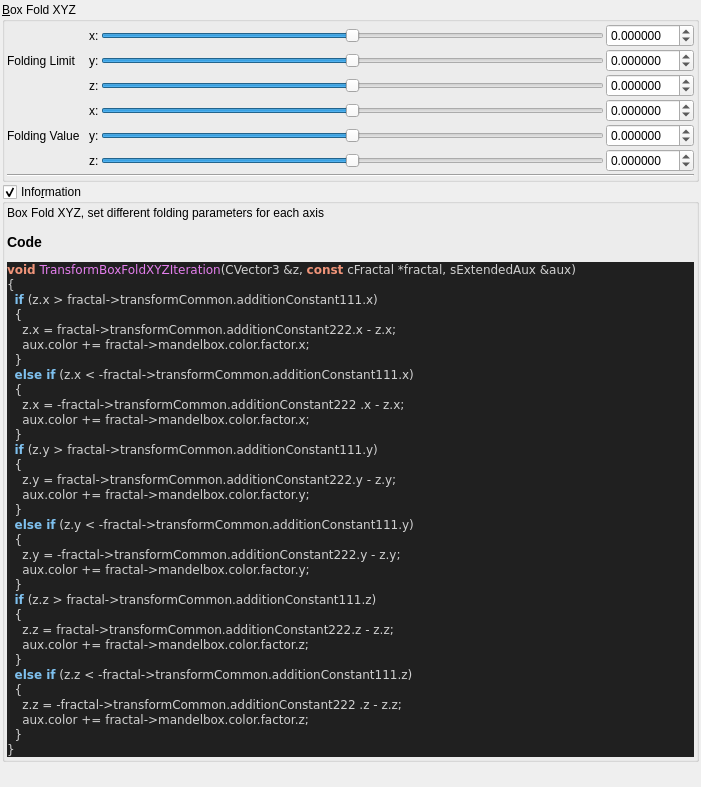
First picture: the form in mandelbulber2/qt_data/fractal_transf_box_fold_XYZ.ui, repository buddhi1980/mandelbulber2, before the edit.
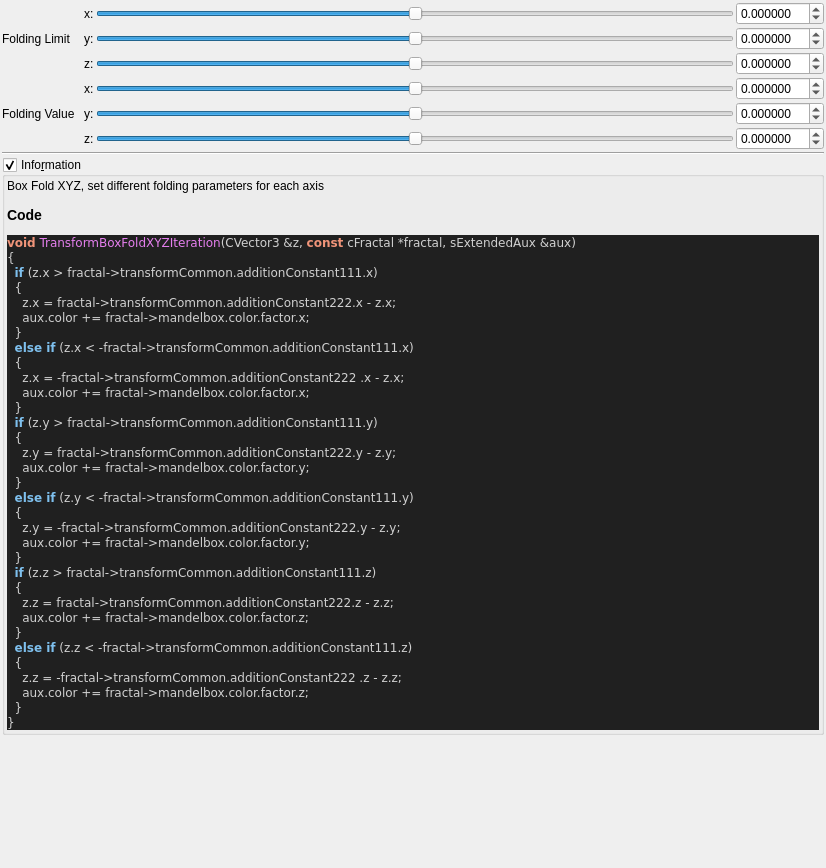
Second picture: the form after the edit. Custom widgets are drawn as their Qt base class.

```diff
--- a/mandelbulber2/qt_data/fractal_transf_box_fold_XYZ.ui
+++ b/mandelbulber2/qt_data/fractal_transf_box_fold_XYZ.ui
@@ -6,8 +6,8 @@
    <rect>
     <x>0</x>
     <y>0</y>
-    <width>701</width>
-    <height>787</height>
+    <width>826</width>
+    <height>868</height>
    </rect>
   </property>
   <property name="windowTitle">
@@ -30,30 +30,6 @@
     <number>2</number>
    </property>
    <item>
-    <widget class="QGroupBox" name="groupBox_2">
-     <property name="title">
-      <string>&amp;Box Fold XYZ</string>
-     </property>
-     <property name="checkable">
-      <bool>false</bool>
-     </property>
-     <layout class="QVBoxLayout" name="verticalLayout_38" stretch="0,0">
-      <property name="spacing">
-       <number>2</number>
-      </property>
-      <property name="leftMargin">
-       <number>2</number>
-      </property>
-      <property name="topMargin">
-       <number>2</number>
-      </property>
-      <property name="rightMargin">
-       <number>2</number>
-      </property>
-      <property name="bottomMargin">
-       <number>2</number>
-      </property>
-      <item>
        <layout class="QGridLayout" name="gridLayout_61">
         <property name="spacing">
          <number>2</number>
@@ -421,9 +397,6 @@
         <property name="orientation">
          <enum>Qt::Horizontal</enum>
         </property>
-       </widget>
-      </item>
-     </layout>
     </widget>
    </item>
    <item>
```
Lines whose indentation alone changed are shown as unchanged.
